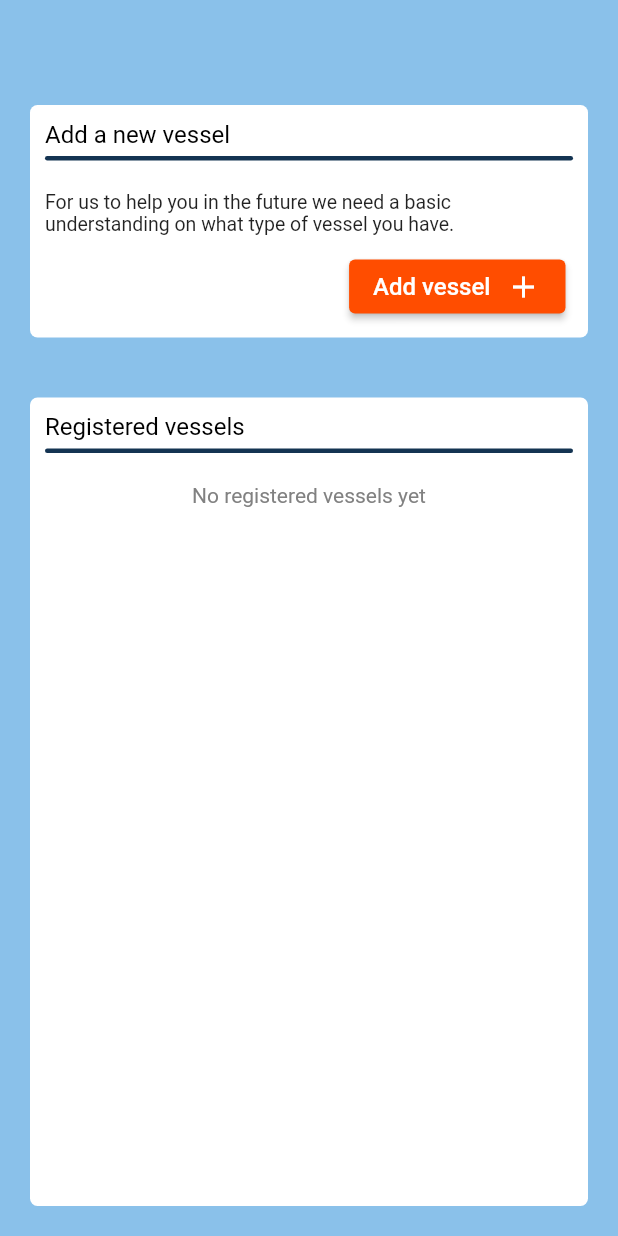
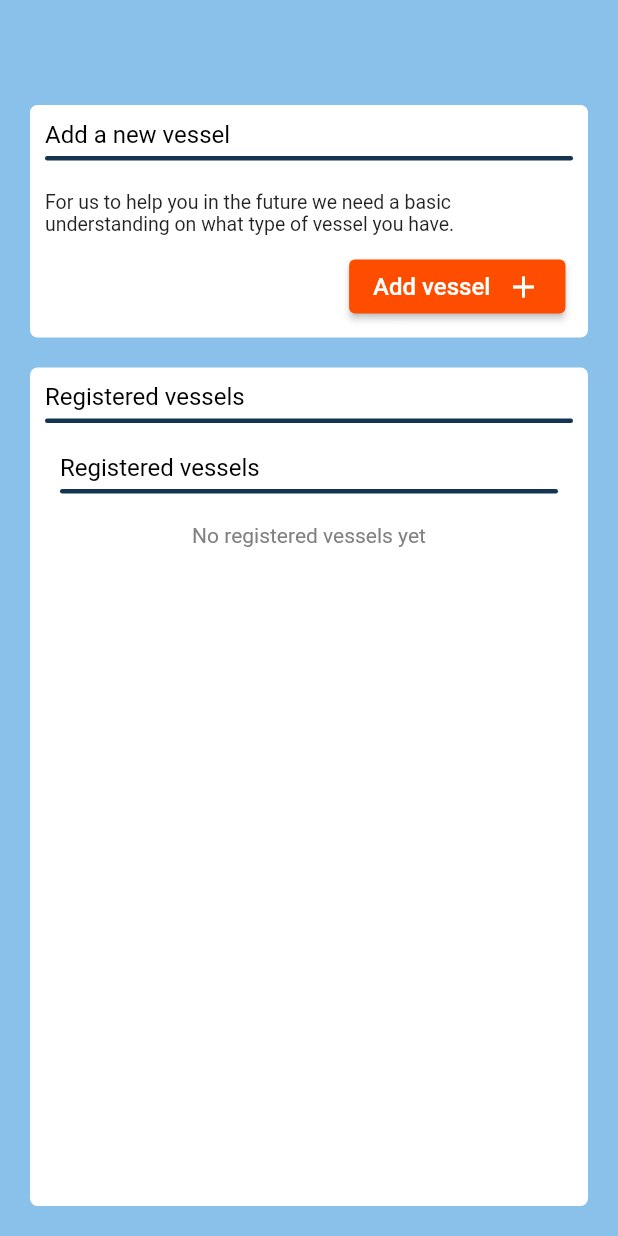
Before and after one commit to Mattias170624/Cetasol_App, a Flutter app: the VesselScreen screen opened directly, on a phone screen of 412 x 824 dp. Run offline on Flutter 3.47's test engine with Material 2 defaults, Android fonts, the phone set to English and light mode, and no system bars; our stand-ins replace awesome_bottom_bar, cloud_firestore, firebase_auth, firebase_core, firebase_storage, form_field_validator and 4 more; accounts and stored records are empty.

```diff
--- a/lib/Widgets/NavScreenWidgets/VesselPage/registered_vessels.dart
+++ b/lib/Widgets/NavScreenWidgets/VesselPage/registered_vessels.dart
@@ -23,9 +23,42 @@ class _RegisteredVesselsState extends State<RegisteredVessels> {
 
   @override
   Widget build(BuildContext context) {
-    return StreamBuilder<QuerySnapshot>(
+    return Container(
+      margin: EdgeInsets.only(left: 20, right: 20, bottom: 20, top: 0),
+      padding: EdgeInsets.all(10),
+      decoration: BoxDecoration(
+        color: Colors.white,
+        borderRadius: BorderRadius.all(
+          Radius.circular(5),
+        ),
+      ),
+      child: Column(
+        children: [
+          Container(
+            alignment: Alignment.centerLeft,
+            child: Text(
+              'Registered vessels',
+              style: TextStyle(
+                color: Theme.of(context).colorScheme.surface,
+                fontWeight: FontWeight.w400,
+                fontSize: 16,
+              ),
+            ),
+          ),
+          Container(
+            width: double.infinity,
+            margin: EdgeInsets.only(bottom: 10, top: 5),
+            height: 3,
+            decoration: BoxDecoration(
+              borderRadius: BorderRadius.circular(10),
+              color: Theme.of(context).colorScheme.primary,
+            ),
+          ),
+          Expanded(
+            child: StreamBuilder<QuerySnapshot>(
               stream: _usersStream,
-      builder: (BuildContext context, AsyncSnapshot<QuerySnapshot> snapshot) {
+              builder: (BuildContext context,
+                  AsyncSnapshot<QuerySnapshot> snapshot) {
                 if (snapshot.hasError) {
                   return Container(
                     color: Colors.red,
@@ -35,7 +68,6 @@ class _RegisteredVesselsState extends State<RegisteredVessels> {
 
                 if (snapshot.connectionState == ConnectionState.waiting) {
                   return Container(
-            margin: EdgeInsets.all(20),
                     decoration: BoxDecoration(
                       color: Colors.white,
                       borderRadius: BorderRadius.all(
@@ -46,14 +78,14 @@ class _RegisteredVesselsState extends State<RegisteredVessels> {
                 }
 
                 return Container(
-          margin: EdgeInsets.all(20),
                   decoration: BoxDecoration(
                     color: Colors.white,
                     borderRadius: BorderRadius.all(
                       Radius.circular(5),
                     ),
                   ),
-          child: snapshot.data?.docs == null || snapshot.data!.docs.isEmpty
+                  child: snapshot.data?.docs == null ||
+                          snapshot.data!.docs.isEmpty
                       ? Container(
                           margin: EdgeInsets.all(10),
                           width: double.infinity,
@@ -70,7 +102,8 @@ class _RegisteredVesselsState extends State<RegisteredVessels> {
                                 child: Text(
                                   'Registered vessels',
                                   style: TextStyle(
-                            color: Theme.of(context).colorScheme.surface,
+                                    color:
+                                        Theme.of(context).colorScheme.surface,
                                     fontWeight: FontWeight.w400,
                                     fontSize: 16,
                                   ),
@@ -99,30 +132,9 @@ class _RegisteredVesselsState extends State<RegisteredVessels> {
                               .map((DocumentSnapshot document) {
                                 Map vesselInfoMap = document.data()! as Map;
                                 return Container(
-                          padding: EdgeInsets.all(10),
+                                  padding: EdgeInsets.only(top: 10),
                                   child: Column(
                                     children: [
-                              Container(
-                                alignment: Alignment.centerLeft,
-                                child: Text(
-                                  'Registered vessels',
-                                  style: TextStyle(
-                                    color:
-                                        Theme.of(context).colorScheme.surface,
-                                    fontWeight: FontWeight.w400,
-                                    fontSize: 16,
-                                  ),
-                                ),
-                              ),
-                              Container(
-                                width: double.infinity,
-                                margin: EdgeInsets.only(bottom: 20, top: 5),
-                                height: 3,
-                                decoration: BoxDecoration(
-                                  borderRadius: BorderRadius.circular(10),
-                                  color: Theme.of(context).colorScheme.primary,
-                                ),
-                              ),
                                       _listTileBuilder(vesselInfoMap),
                                     ],
                                   ),
@@ -133,6 +145,10 @@ class _RegisteredVesselsState extends State<RegisteredVessels> {
                         ),
                 );
               },
+            ),
+          ),
+        ],
+      ),
     );
   }
 
--- a/pubspec.yaml
+++ b/pubspec.yaml
@@ -45,6 +45,7 @@ dependencies:
   http: ^0.13.5
   webview_flutter: ^3.0.4
   image_picker: ^0.8.6
+  firebase_storage: ^10.3.11
 
 dev_dependencies:
   flutter_test:
```
Also changed, not shown: lib/FirebaseServices/firebase_database.dart (+29 -0 lines), lib/Models/vessel.dart (+5 -3 lines), lib/Widgets/NavScreenWidgets/VesselPage/vessel_form.dart (+5 -5 lines), pubspec.lock, 1 other file. Lines whose indentation alone changed are shown as unchanged.
